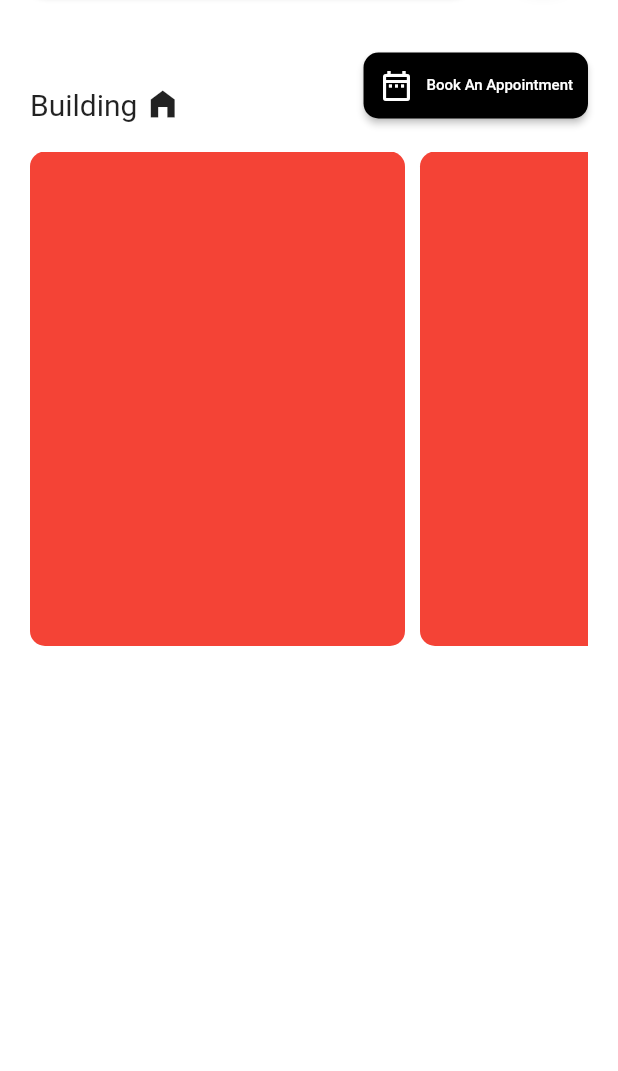
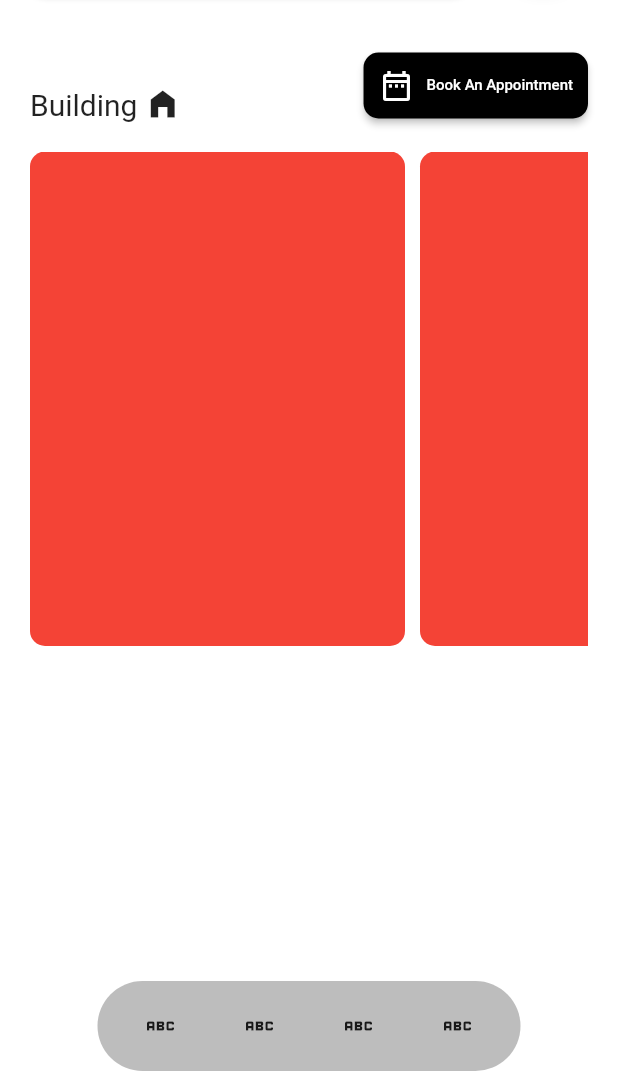
Before and after one commit to mrowenhuang/clean-architecture-home-rental, a Flutter app: the screen it shows after launch, on a phone screen of 412 x 824 dp, the part 165-1236 px from its top. Run offline on Flutter 3.47's test engine with Material 3 defaults, Android fonts, the light colour scheme and no system bars; our stand-ins replace awesome_snackbar_content, bloc, cloud_firestore, dartz, dio, equatable and 10 more; accounts and stored records are empty; Roboto replaces fonts that are missing (Kodchasan).

Commit message:
update bottom navigation bar

```diff
--- a/lib/features/rental/presentation/pages/index_route_page.dart
+++ b/lib/features/rental/presentation/pages/index_route_page.dart
@@ -1,34 +1,58 @@
 import 'package:clean_architecture_rental_room/features/rental/presentation/pages/home/home_page.dart';
 import 'package:clean_architecture_rental_room/features/rental/presentation/pages/profile/profile_page.dart';
 import 'package:clean_architecture_rental_room/features/rental/presentation/pages/room/room_page.dart';
-import 'package:crystal_navigation_bar/crystal_navigation_bar.dart';
+import 'package:clean_architecture_rental_room/features/rental/presentation/pages/search/search_page.dart';
+import 'package:google_nav_bar/google_nav_bar.dart';
 import 'package:flutter/material.dart';
 
-class IndexRoutePage extends StatelessWidget {
-  IndexRoutePage({super.key});
+class IndexRoutePage extends StatefulWidget {
+  const IndexRoutePage({super.key});
 
-  final page = [const HomePage(), const RoomPage(), const ProfilePage()];
+  @override
+  State<IndexRoutePage> createState() => _IndexRoutePageState();
+}
+
+class _IndexRoutePageState extends State<IndexRoutePage> {
+  final page = [
+    const HomePage(),
+    const RoomPage(),
+    const SearchPage(),
+    const ProfilePage(),
+  ];
+
+  int index = 0;
 
   @override
   Widget build(BuildContext context) {
+    final size = MediaQuery.of(context).size;
+
     return Scaffold(
-      body: page[1],
-
-      extendBody: true,
-      bottomNavigationBar: CrystalNavigationBar(
-        currentIndex: 0,
-        onTap: (p0) {},
-        backgroundColor: Colors.black26,
-        marginR: EdgeInsets.symmetric(horizontal: 80, vertical: 20),
-        paddingR: EdgeInsets.symmetric(horizontal: 20),
-        items: [
-          CrystalNavigationBarItem(
-            icon: Icons.home,
-            selectedColor: Colors.black,
+      body: Stack(
+        children: [
+          page[0],
+          Align(
+            alignment: Alignment.bottomCenter,
+            child: Container(
+              height: 60,
+              width: size.width - 130,
+              decoration: BoxDecoration(
+                color: Colors.black26,
+                borderRadius: BorderRadius.circular(50),
+              ),
+              child: Row(
+                mainAxisAlignment: MainAxisAlignment.spaceEvenly,
+                children:
+                    page
+                        .map(
+                          (e) => IconButton(
+                            icon: Icon(Icons.abc),
+                            onPressed: () {},
+                          ),
+                        )
+                        .toList(),
+              ),
+            ),
           ),
-          CrystalNavigationBarItem(icon: Icons.home),
-          CrystalNavigationBarItem(icon: Icons.home),
-          CrystalNavigationBarItem(icon: Icons.home),
         ],
       ),
     );
--- a/lib/main.dart
+++ b/lib/main.dart
@@ -40,7 +40,7 @@ class MyApp extends StatelessWidget {
       child: MaterialApp(
         title: 'Home Rental App',
         theme: AppTheme.appTheme(context),
-        home: HomePage(),
+        home: IndexRoutePage(),
       ),
     );
   }
--- a/pubspec.yaml
+++ b/pubspec.yaml
@@ -46,6 +46,7 @@ dependencies:
   get_it: ^8.0.3
   get_storage: ^2.1.1
   google_fonts: ^6.2.1
+  google_nav_bar: ^5.0.7
   google_sign_in: ^6.3.0
   hive: ^2.2.3
   hive_flutter: ^1.1.0
```
Also changed, not shown: pubspec.lock.
